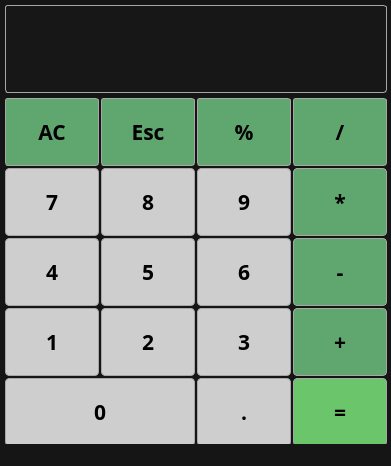
The window that window_reference.ui (JeanCGPontes/Calculadora) describes before a commit, drawn with Qt 5.
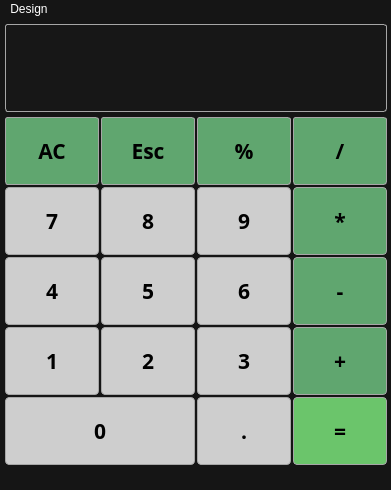
The same window after the commit.

Commit message: Window reference

What changed in the file:
```diff
--- a/window_reference.ui
+++ b/window_reference.ui
@@ -7,7 +7,7 @@
     <x>0</x>
     <y>0</y>
     <width>391</width>
-    <height>466</height>
+    <height>490</height>
    </rect>
   </property>
   <property name="windowTitle">
@@ -677,6 +677,23 @@
      <height>21</height>
     </rect>
    </property>
+   <property name="styleSheet">
+    <string notr="true">color: rgb(255, 255, 255);</string>
+   </property>
+   <widget class="QMenu" name="menuDesign">
+    <property name="title">
+     <string>Design</string>
+    </property>
+    <widget class="QMenu" name="menuTema">
+     <property name="title">
+      <string>Tema</string>
+     </property>
+     <addaction name="actionLight"/>
+     <addaction name="actionDark"/>
+    </widget>
+    <addaction name="menuTema"/>
+   </widget>
+   <addaction name="menuDesign"/>
   </widget>
   <widget class="QStatusBar" name="statusbar"/>
  </widget>
```
Left out of the diff: 10 changed lines with no effect on the pictures.
